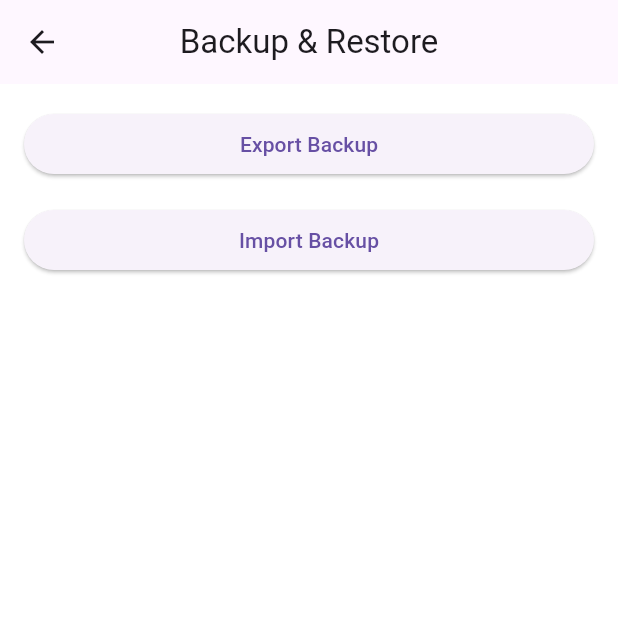
After one commit to ashish-diwakar/Flutter-Finance-Tracker-App, a Flutter app: the screen it shows after launch, after a tap on the "backup" icon, on a phone screen of 412 x 824 dp, the top half of it. The commit adds this screen. Run offline on Flutter 3.47's test engine with Material 3 defaults, Android fonts, the phone set to English and light mode, and no system bars; our stand-ins replace file_picker, fl_chart, flutter_riverpod, go_router, isar, share_plus; accounts and stored records are empty; generated files the repository leaves out were written again.

Commit message:
Step 8 — Build Backup, Export & Import System
This step is CRITICAL for finance applications.

Without backup:

users can lose financial history
app becomes unreliable
migration becomes risky

After this step your app will support:

JSON backup export
restore/import
file storage
local backup files
migration-safe architecture
future cloud sync readiness
IMPORTANT DESIGN DECISION

We will use:

JSON-based backup architecture

Why:

portable
debuggable
cloud-sync friendly
future backend compatible
easy migrations
-----------------------------------------------------
1.Test Export

Add some transactions.

Then:

open backup screen
export backup
share/save JSON

Verify:

finance_backup.json

exists.

2. Test Import

IMPORTANT:
Test on emulator first.

Steps:

export backup
delete app
reinstall
import backup
verify data restored

3. Current Application Status

You now have:

Offline-first finance architecture
Analytics system
Backup & restore
Persistent storage
Professional modular structure
Production-ready architecture foundation

This is already stronger than many finance apps on app stores.

```diff
--- /dev/null
+++ b/lib/features/backup/presentation/providers/backup_repository_provider.dart
@@ -0,0 +1,16 @@
+import 'package:flutter_riverpod/flutter_riverpod.dart';
+
+import '../../../../shared/providers/database_provider.dart';
+import '../../data/repositories/backup_repository.dart';
+
+final backupRepositoryProvider =
+    FutureProvider<BackupRepository>(
+        (ref) async {
+
+  final isar =
+      await ref.watch(
+        isarProvider.future,
+      );
+
+  return BackupRepository(isar);
+});
--- /dev/null
+++ b/lib/features/backup/presentation/screens/backup_screen.dart
@@ -0,0 +1,113 @@
+import 'package:flutter/material.dart';
+import 'package:flutter_riverpod/flutter_riverpod.dart';
+
+import '../providers/backup_repository_provider.dart';
+
+class BackupScreen
+    extends ConsumerWidget {
+
+  const BackupScreen({
+    super.key,
+  });
+
+  @override
+  Widget build(
+    BuildContext context,
+    WidgetRef ref,
+  ) {
+
+    return Scaffold(
+
+      appBar: AppBar(
+        title: const Text(
+          'Backup & Restore',
+        ),
+      ),
+
+      body: Padding(
+        padding:
+            const EdgeInsets.all(16),
+
+        child: Column(
+
+          children: [
+
+            SizedBox(
+              width: double.infinity,
+
+              child: ElevatedButton(
+
+                onPressed: () async {
+
+                  final repository =
+                      await ref.read(
+                    backupRepositoryProvider
+                        .future,
+                  );
+
+                  await repository
+                      .shareBackup();
+
+                  if (context.mounted) {
+
+                    ScaffoldMessenger.of(
+                      context,
+                    ).showSnackBar(
+                      const SnackBar(
+                        content: Text(
+                          'Backup exported',
+                        ),
+                      ),
+                    );
+                  }
+                },
+
+                child: const Text(
+                  'Export Backup',
+                ),
+              ),
+            ),
+
+            const SizedBox(height: 16),
+
+            SizedBox(
+              width: double.infinity,
+
+              child: ElevatedButton(
+
+                onPressed: () async {
+
+                  final repository =
+                      await ref.read(
+                    backupRepositoryProvider
+                        .future,
+                  );
+
+                  await repository
+                      .importBackup();
+
+                  if (context.mounted) {
+
+                    ScaffoldMessenger.of(
+                      context,
+                    ).showSnackBar(
+                      const SnackBar(
+                        content: Text(
+                          'Backup restored',
+                        ),
+                      ),
+                    );
+                  }
+                },
+
+                child: const Text(
+                  'Import Backup',
+                ),
+              ),
+            ),
+          ],
+        ),
+      ),
+    );
+  }
+}
--- a/lib/features/dashboard/presentation/dashboard_screen.dart
+++ b/lib/features/dashboard/presentation/dashboard_screen.dart
@@ -9,6 +9,8 @@ import 'providers/balance_provider.dart';
 import 'providers/expense_provider.dart';
 import 'providers/income_provider.dart';
 import '../../reports/presentation/screens/reports_screen.dart';
+import '../../backup/presentation/screens/backup_screen.dart';
+
 
 class DashboardScreen extends ConsumerWidget {
   const DashboardScreen({super.key});
@@ -37,7 +39,6 @@ class DashboardScreen extends ConsumerWidget {
         actions: [
 
           IconButton(
-
             onPressed: () {
 
               Navigator.push(
@@ -48,9 +49,24 @@ class DashboardScreen extends ConsumerWidget {
                 ),
               );
             },
-
             icon: const Icon(
               Icons.bar_chart,
+            ),
+          ),
+
+          IconButton(
+            onPressed: () {
+
+              Navigator.push(
+                context,
+                MaterialPageRoute(
+                  builder: (_) =>
+                      const BackupScreen(),
+                ),
+              );
+            },
+            icon: const Icon(
+              Icons.backup,
             ),
           ),
         ],
--- a/pubspec.yaml
+++ b/pubspec.yaml
@@ -63,6 +63,8 @@ dependencies:
   flutter_local_notifications: ^17.2.2
 
   collection: ^1.18.0
+  file_picker: ^8.0.0+1
+  share_plus: ^9.0.0
 
 dev_dependencies:
   flutter_test:
```
Also changed, not shown: lib/features/backup/data/repositories/backup_repository.dart (added, +186 -0 lines), lib/features/backup/domain/models/backup_data_model.dart (added, +35 -0 lines), lib/shared/models/account_model.dart (+10 -0 lines), lib/shared/models/category_model.dart (+9 -0 lines), lib/shared/models/transaction_model.dart (+13 -0 lines), pubspec.lock, 5 other files.
